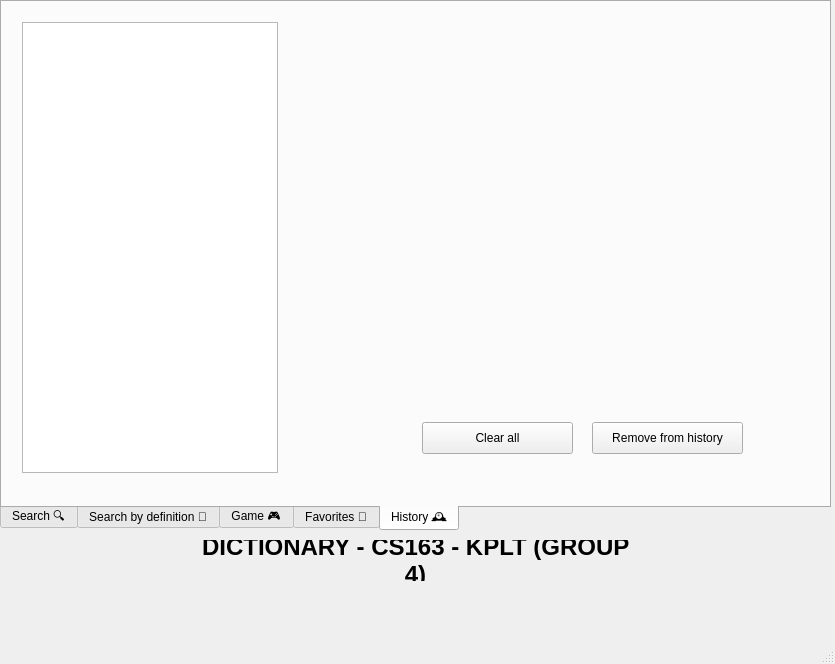
Above: mainwindow.ui from viettungvuong/CS163 before the change. Below: the same form after it.
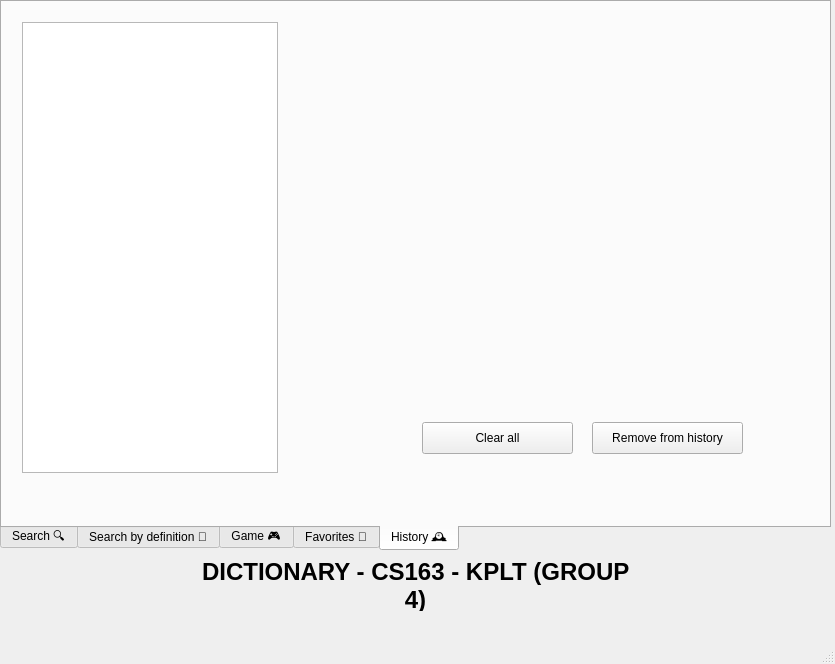
That is the form after the change. The open tabs and pages were chosen to show the change.

Diff of the .ui file:
```diff
--- a/mainwindow.ui
+++ b/mainwindow.ui
@@ -20,7 +20,7 @@
       <x>0</x>
       <y>0</y>
       <width>831</width>
-      <height>531</height>
+      <height>551</height>
      </rect>
     </property>
     <property name="layoutDirection">
@@ -865,9 +865,9 @@
     <property name="geometry">
      <rect>
       <x>200</x>
-      <y>540</y>
+      <y>560</y>
       <width>431</width>
-      <height>41</height>
+      <height>51</height>
      </rect>
     </property>
     <property name="font">
```
Left out of the diff: 4 changed lines with no effect on the pictures.
